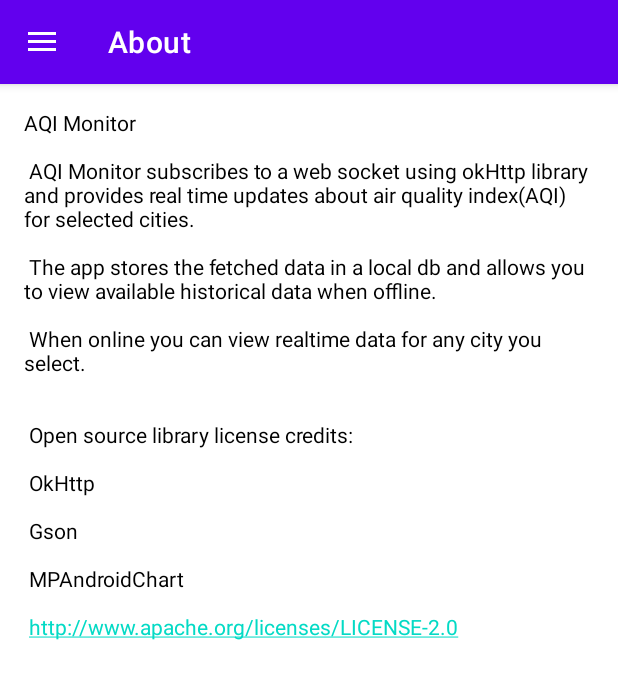
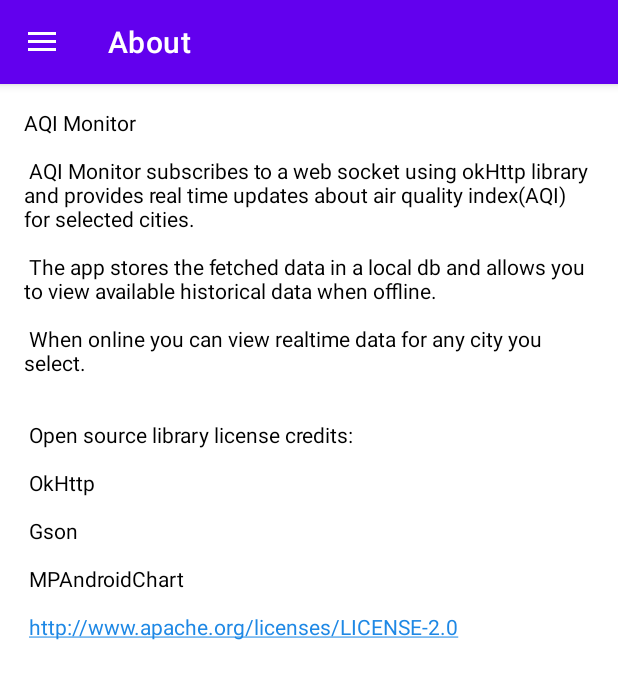
Before and after one commit to jb-github123/AQIMonitor, an Android app: the screen it shows after launch (MainActivity), in the side drawer, after a tap on "About", on a phone screen of 412 x 824 dp. Shown: the top 679 px of the screen. Run offline under Robolectric (Android 15) with nearby library versions, the phone set to English and light mode, and no system bars; our stand-ins replace Room's generated code, navigation-ui.

Commit message:
day theme updated

```diff
--- a/app/src/main/res/values/colors.xml
+++ b/app/src/main/res/values/colors.xml
@@ -3,6 +3,8 @@
     <color name="purple_200">#FFBB86FC</color>
     <color name="purple_500">#FF6200EE</color>
     <color name="purple_700">#FF3700B3</color>
+    <color name="blue_600">#1E88E5</color>
+    <color name="blue_700">#1976D2</color>
     <color name="teal_200">#FF03DAC5</color>
     <color name="teal_700">#FF018786</color>
     <color name="black">#FF000000</color>
--- a/app/src/main/res/values/themes.xml
+++ b/app/src/main/res/values/themes.xml
@@ -6,8 +6,8 @@
         <item name="colorPrimaryVariant">@color/purple_700</item>
         <item name="colorOnPrimary">@color/white</item>
         <!-- Secondary brand color. -->
-        <item name="colorSecondary">@color/teal_200</item>
-        <item name="colorSecondaryVariant">@color/teal_700</item>
+        <item name="colorSecondary">@color/blue_600</item>
+        <item name="colorSecondaryVariant">@color/blue_700</item>
         <item name="colorOnSecondary">@color/black</item>
         <!-- Status bar color. -->
         <item name="android:statusBarColor" tools:targetApi="l">?attr/colorPrimaryVariant</item>
```
